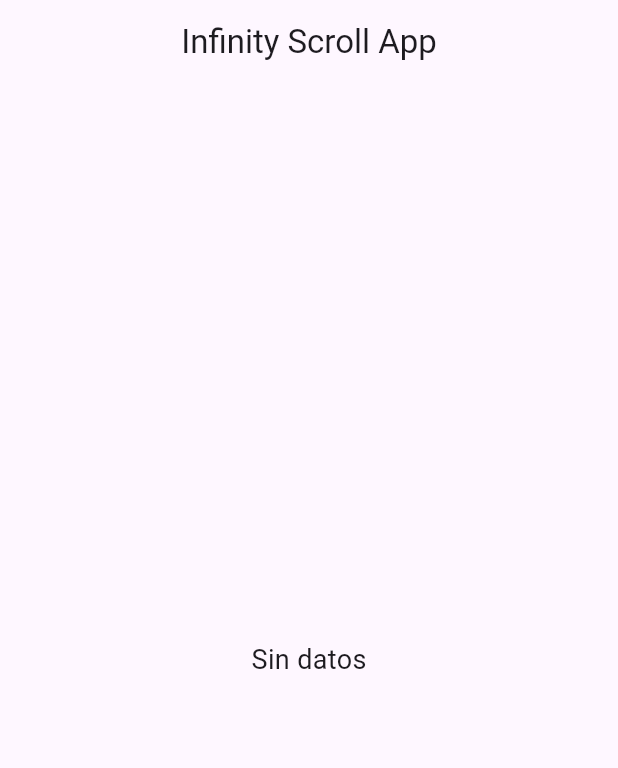
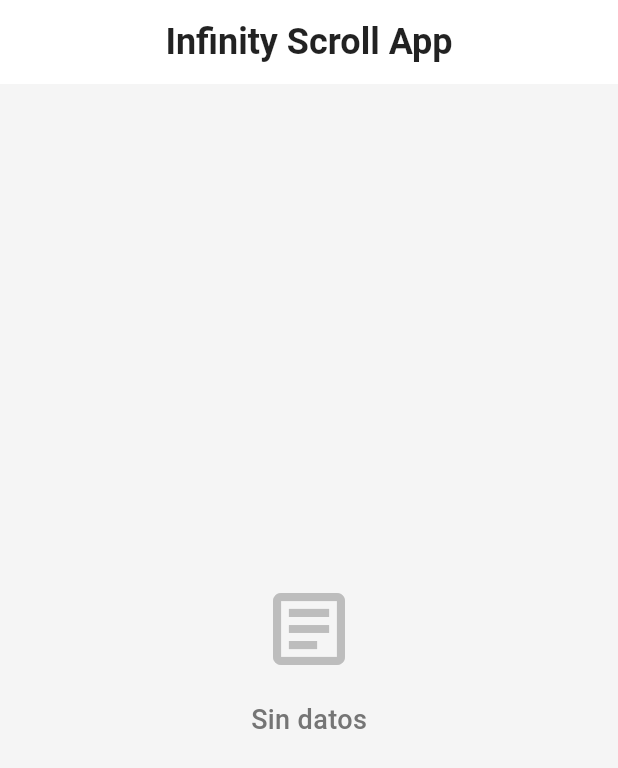
Before and after one commit to kjarj54/ScrollFeed, a Flutter app: the screen it shows after launch, on a phone screen of 412 x 824 dp. Shown: the top 768 px of the screen. Run offline on Flutter 3.47's test engine with Material 3 defaults, Android fonts, the phone set to English and light mode, and no system bars; network calls fail.

Commit message:
Enhance UI of home screen with improved styling and loading indicators

```diff
--- a/lib/screens/home.dart
+++ b/lib/screens/home.dart
@@ -62,50 +62,130 @@ class _HomeScreenState extends State<HomeScreen> {
   Widget build(BuildContext context) {
     return Scaffold(
       appBar: AppBar(
-        title: const Text('Infinity Scroll App'),
+        title: const Text(
+          'Infinity Scroll App',
+          style: TextStyle(
+            color: Colors.black87,
+            fontWeight: FontWeight.bold,
+            fontSize: 24,
+          ),
+        ),
         centerTitle: true,
+        elevation: 0,
+        backgroundColor: Colors.white,
       ),
-      body:
-          _posts.isEmpty && !_isLoading
-              ? const Center(
-                child: Text("Sin datos", style: TextStyle(fontSize: 18)),
-              )
-              : ListView.builder(
+      backgroundColor: Colors.grey[100],
+      body: _posts.isEmpty && !_isLoading
+          ? Center(
+              child: Column(
+                mainAxisAlignment: MainAxisAlignment.center,
+                children: [
+                  Icon(
+                    Icons.article_outlined,
+                    size: 64,
+                    color: Colors.grey[400],
+                  ),
+                  const SizedBox(height: 16),
+                  Text(
+                    "Sin datos",
+                    style: TextStyle(
+                      fontSize: 18,
+                      color: Colors.grey[600],
+                      fontWeight: FontWeight.w500,
+                    ),
+                  ),
+                ],
+              ),
+            )
+          : RefreshIndicator(
+              onRefresh: () async {
+                setState(() {
+                  _posts.clear();
+                  _page = 1;
+                });
+                await _fetchData();
+              },
+              child: ListView.builder(
                 controller: _scrollController,
+                physics: const AlwaysScrollableScrollPhysics(),
+                padding: const EdgeInsets.symmetric(vertical: 8),
                 itemCount: _posts.length + 1,
                 itemBuilder: (context, index) {
                   if (index == _posts.length) {
                     return _isLoading
                         ? const Padding(
-                          padding: EdgeInsets.all(16.0),
-                          child: Center(child: CircularProgressIndicator()),
-                        )
+                            padding: EdgeInsets.all(16.0),
+                            child: Center(
+                              child: CircularProgressIndicator(
+                                strokeWidth: 2,
+                              ),
+                            ),
+                          )
                         : const SizedBox();
                   }
 
                   final post = _posts[index];
                   return Card(
-                    margin: const EdgeInsets.all(8.0),
+                    margin: const EdgeInsets.symmetric(
+                      horizontal: 16,
+                      vertical: 8,
+                    ),
+                    elevation: 2,
+                    shape: RoundedRectangleBorder(
+                      borderRadius: BorderRadius.circular(12),
+                    ),
                     child: Padding(
-                      padding: const EdgeInsets.all(12),
+                      padding: const EdgeInsets.all(16),
                       child: Column(
                         crossAxisAlignment: CrossAxisAlignment.start,
                         children: [
+                          Row(
+                            children: [
+                              CircleAvatar(
+                                backgroundColor: Colors.primaries[
+                                    post.userId % Colors.primaries.length],
+                                child: Text(
+                                  post.title[0].toUpperCase(),
+                                  style: const TextStyle(color: Colors.white),
+                                ),
+                              ),
+                              const SizedBox(width: 12),
+                              Expanded(
+                                child: Text(
+                                  'Usuario ${post.userId}',
+                                  style: const TextStyle(
+                                    fontSize: 16,
+                                    fontWeight: FontWeight.w500,
+                                  ),
+                                ),
+                              ),
+                            ],
+                          ),
+                          const SizedBox(height: 12),
                           Text(
                             post.title,
                             style: const TextStyle(
-                              fontSize: 16,
+                              fontSize: 18,
                               fontWeight: FontWeight.bold,
+                              color: Colors.black87,
                             ),
                           ),
                           const SizedBox(height: 8),
-                          Text(post.body),
+                          Text(
+                            post.body,
+                            style: TextStyle(
+                              fontSize: 14,
+                              color: Colors.grey[600],
+                              height: 1.3,
+                            ),
+                          ),
                         ],
                       ),
-                    )
+                    ),
                   );
                 },
               ),
+            ),
     );
   }
 }
```
